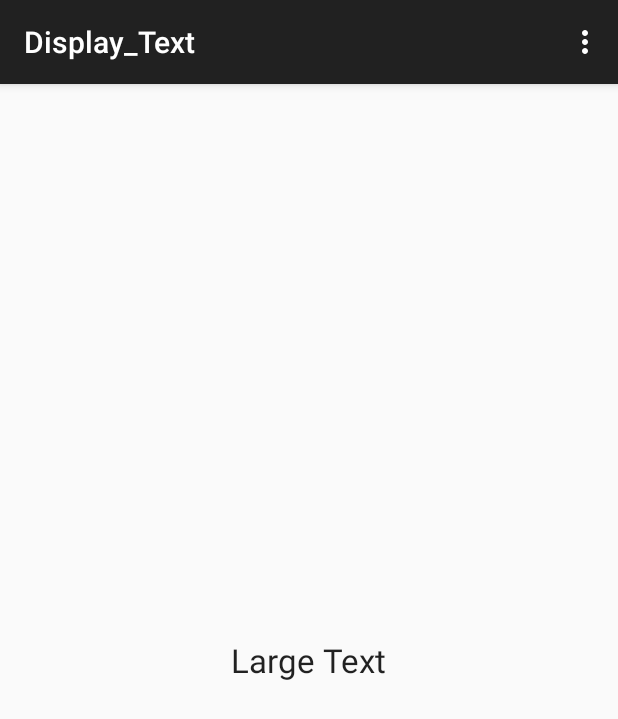
After one commit to mykobob/Flyers-To-Events, an Android app: the Display_Text screen opened directly, with no data from a screen before it, on a phone screen of 412 x 824 dp. The commit adds this screen. Shown: the top 719 px of the screen. Run offline under Robolectric (Android 15) with nearby library versions, the phone set to English and light mode, and no system bars; 5 statements that could not run were skipped.

Commit message:
Able to display the OCR text in new activiy + added parcelable data class

```diff
--- /dev/null
+++ b/app/src/main/java/com/mykobob/flyerstoevents/Display_Text.java
@@ -0,0 +1,61 @@
+package com.mykobob.flyerstoevents;
+
+import android.content.Intent;
+import android.support.v7.app.ActionBarActivity;
+import android.os.Bundle;
+import android.view.Menu;
+import android.view.MenuItem;
+import android.widget.TextView;
+
+import com.mykobob.flyerstoevents.R;
+
+import java.util.List;
+
+public class Display_Text extends ActionBarActivity {
+
+    private Event[] operate;
+
+    @Override
+    protected void onCreate(Bundle savedInstanceState) {
+        super.onCreate(savedInstanceState);
+        setContentView(R.layout.activity_display__text);
+
+        Intent i = getIntent();
+        Bundle bundle = i.getExtras();
+
+        operate = new Event[bundle.size()];
+        int index = 0;
+
+        for(String str : bundle.keySet()) {
+            Event e = (Event) bundle.get(str);
+            operate[index++] = e;
+        }
+
+        TextView view = (TextView) findViewById(R.id.display_all_info);
+        view.setText(operate[0].toString());
+
+    }
+
+
+    @Override
+    public boolean onCreateOptionsMenu(Menu menu) {
+        // Inflate the menu; this adds items to the action bar if it is present.
+        getMenuInflater().inflate(R.menu.menu_display__text, menu);
+        return true;
+    }
+
+    @Override
+    public boolean onOptionsItemSelected(MenuItem item) {
+        // Handle action bar item clicks here. The action bar will
+        // automatically handle clicks on the Home/Up button, so long
+        // as you specify a parent activity in AndroidManifest.xml.
+        int id = item.getItemId();
+
+        //noinspection SimplifiableIfStatement
+        if (id == R.id.action_settings) {
+            return true;
+        }
+
+        return super.onOptionsItemSelected(item);
+    }
+}
--- /dev/null
+++ b/app/src/main/res/layout/activity_display__text.xml
@@ -0,0 +1,17 @@
+<RelativeLayout xmlns:android="http://schemas.android.com/apk/res/android"
+    xmlns:tools="http://schemas.android.com/tools" android:layout_width="match_parent"
+    android:layout_height="match_parent" android:paddingLeft="@dimen/activity_horizontal_margin"
+    android:paddingRight="@dimen/activity_horizontal_margin"
+    android:paddingTop="@dimen/activity_vertical_margin"
+    android:paddingBottom="@dimen/activity_vertical_margin"
+    tools:context="com.mykobob.flyerstoevents.Display_Text">
+
+    <TextView
+        android:layout_width="wrap_content"
+        android:layout_height="wrap_content"
+        android:textAppearance="?android:attr/textAppearanceLarge"
+        android:text="Large Text"
+        android:id="@+id/display_all_info"
+        android:layout_centerVertical="true"
+        android:layout_centerHorizontal="true" />
+</RelativeLayout>
--- a/app/src/main/res/layout/activity_parse_info.xml
+++ b/app/src/main/res/layout/activity_parse_info.xml
@@ -73,7 +73,8 @@
             android:text="@string/process_str"
             android:id="@+id/process_str"
             android:layout_centerVertical="true"
-            android:layout_centerHorizontal="true" />
+            android:layout_toRightOf="@+id/progressBar"
+            android:layout_toEndOf="@+id/progressBar" />
 
 
     </RelativeLayout>
--- /dev/null
+++ b/app/src/main/res/menu/menu_display__text.xml
@@ -0,0 +1,7 @@
+<menu xmlns:android="http://schemas.android.com/apk/res/android"
+    xmlns:app="http://schemas.android.com/apk/res-auto"
+    xmlns:tools="http://schemas.android.com/tools"
+    tools:context="com.mykobob.flyerstoevents.Display_Text">
+    <item android:id="@+id/action_settings" android:title="@string/action_settings"
+        android:orderInCategory="100" app:showAsAction="never" />
+</menu>
--- /dev/null
+++ b/app/src/main/res/values-w820dp/dimens.xml
@@ -0,0 +1,6 @@
+<resources>
+    <!-- Example customization of dimensions originally defined in res/values/dimens.xml
+         (such as screen margins) for screens with more than 820dp of available width. This
+         would include 7" and 10" devices in landscape (~960dp and ~1280dp respectively). -->
+    <dimen name="activity_horizontal_margin">64dp</dimen>
+</resources>
--- /dev/null
+++ b/app/src/main/res/values/dimens.xml
@@ -0,0 +1,5 @@
+<resources>
+    <!-- Default screen margins, per the Android Design guidelines. -->
+    <dimen name="activity_horizontal_margin">16dp</dimen>
+    <dimen name="activity_vertical_margin">16dp</dimen>
+</resources>
--- a/app/src/main/res/values/strings.xml
+++ b/app/src/main/res/values/strings.xml
@@ -6,4 +6,8 @@
     <string name="dummy_content">DUMMY\nCONTENT</string>
     <string name="process_str">Processing...</string>
     <string name="image_reason">Display the Picture that was just taken</string>
+    <string name="title_activity_display__text">Display_Text</string>
+
+    <string name="hello_world">Hello world!</string>
+    <string name="action_settings">Settings</string>
 </resources>
```
Also changed, not shown: app/src/main/AndroidManifest.xml (+5 -3 lines), app/src/main/java/com/mykobob/flyerstoevents/Event.java (+50 -2 lines), app/src/main/java/com/mykobob/flyerstoevents/OCROperations.java (+15 -11 lines), app/src/main/java/com/mykobob/flyerstoevents/ParseInfoActivity.java (+17 -9 lines), 1 other file.
